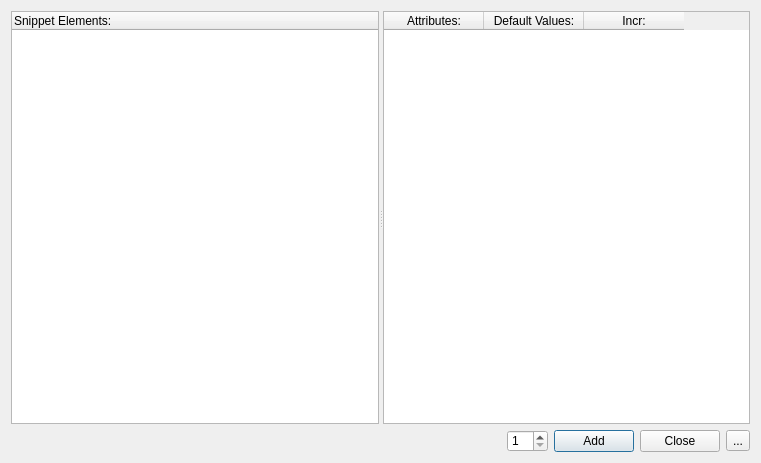
goblincoding/xmlmill, file GCXMLGenerator/forms/gcsnippetsform.ui: the form before one commit.
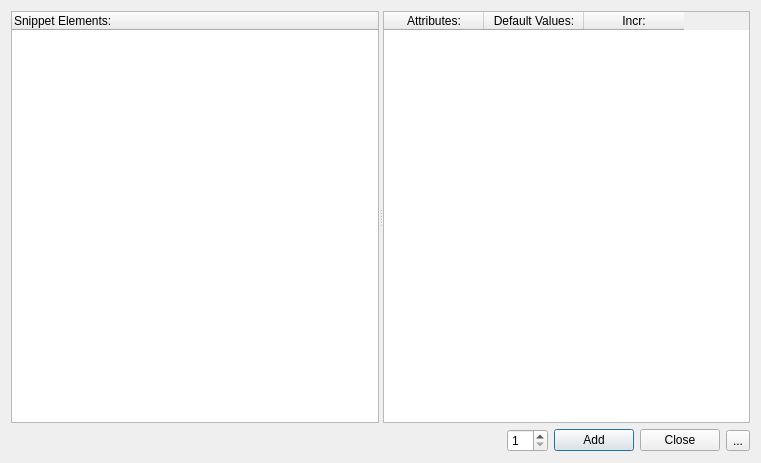
The form after the commit. Icons and pictures are not drawn.

Commit message: WIP commit - sorting out checkboxes on GCSnippetsForm when not using dark theme.

```diff
--- a/GCXMLGenerator/forms/gcsnippetsform.ui
+++ b/GCXMLGenerator/forms/gcsnippetsform.ui
@@ -18,18 +18,7 @@
     <normaloff>:/resources/goblinicon.png</normaloff>:/resources/goblinicon.png</iconset>
   </property>
   <property name="styleSheet">
-   <string notr="true">/* Overrides main style sheet. */
-QCheckBox
-{
-  border-radius: 1px;
-}
-
-QCheckBox::indicator
-{
-  subcontrol-position: center;
-  padding-left: 7;
-  border-radius: 1px;
-}</string>
+   <string notr="true"/>
   </property>
   <layout class="QVBoxLayout" name="verticalLayout">
    <item>
```
The commit also changes 1 other file.
